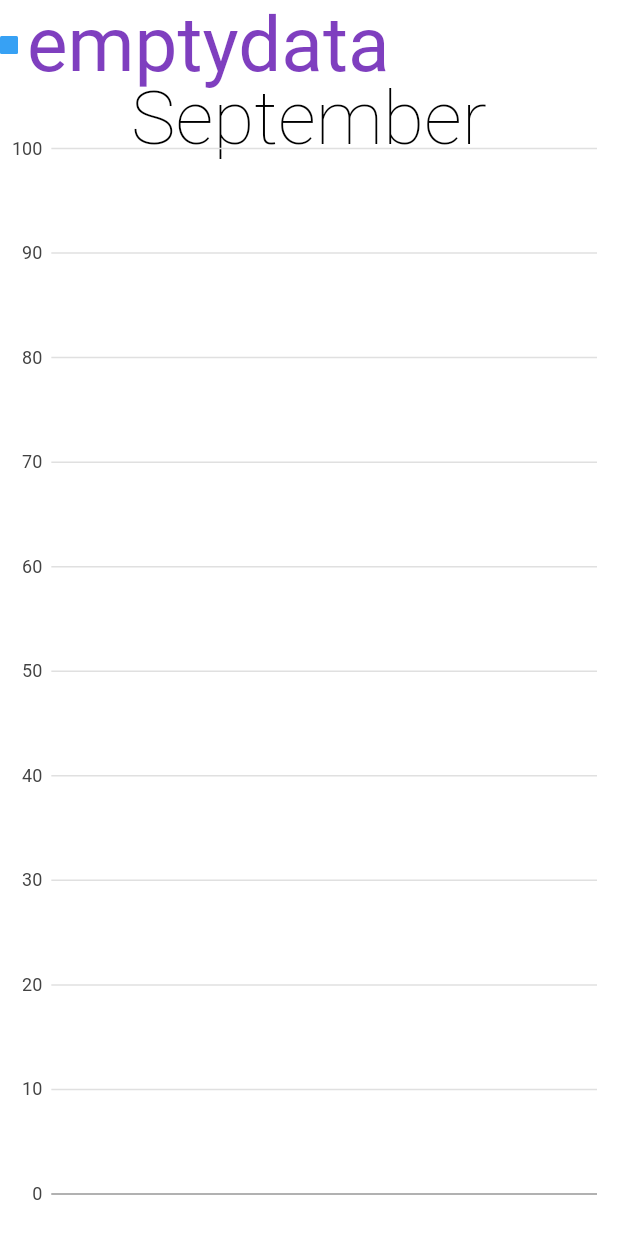
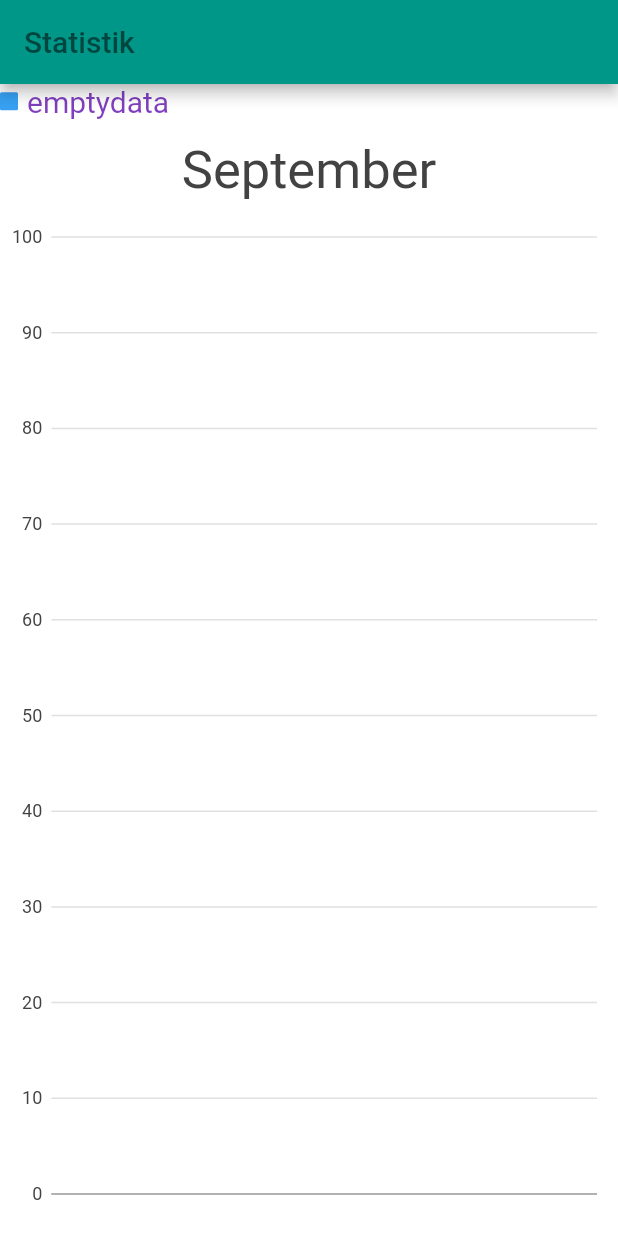
Before and after one commit to Gatai/AngryDentist, a Flutter app: the SideBarWidget widget shown alone on an empty page, opened directly, after a tap on "Statistik", on a phone screen of 412 x 824 dp. Run offline on Flutter 3.47's test engine with Material 2 defaults, Android fonts, the phone set to English and light mode, and no system bars; our stand-ins replace charts_flutter, cloud_firestore, firebase_auth, firebase_database, fluttertoast, jiffy and 1 more; accounts and stored records are empty; Roboto replaces fonts that are missing (Georgia).

Commit message:
structured out code, made a test widget that does not work now

```diff
--- a/lib/sideBar/sideBarWidget.dart
+++ b/lib/sideBar/sideBarWidget.dart
@@ -1,5 +1,6 @@
 import 'package:AngryDentist/widgets/chartsWidget.dart';
 import 'package:AngryDentist/widgets/tableCalendarWidget.dart';
+//import 'package:AngryDentist/widgets/testWidget.dart';
 import 'package:flutter/material.dart';
 
 class SideBarWidget extends StatelessWidget {
@@ -40,7 +41,8 @@ class SideBarWidget extends StatelessWidget {
               Navigator.push(
                 context,
                 MaterialPageRoute(
-                  builder: (context) => ChartsWidget()
+                  builder: (context) => ChartsWidget(),
+                //  builder: (context) => LegendWithMeasures.withSampleData(),
                 ),
               ),
             },
--- a/lib/widgets/chartsWidget.dart
+++ b/lib/widgets/chartsWidget.dart
@@ -57,23 +57,39 @@ class _ChartsWidgetState extends State<ChartsWidget> {
     return MaterialApp(
       debugShowCheckedModeBanner: false,
       home: Scaffold(
+        appBar: AppBar(
+          title: Text(
+            "Statistik",
+            style: new TextStyle(
+              color: Colors.black54,
+            ),
+          ),
+          backgroundColor: Colors.teal,
+        ),
         backgroundColor: Colors.white,
         body: Center(
           child: Stack(children: <Widget>[
-            _buildText(),
-            charts.BarChart(
+           // _buildMonthText(),
+            _buildBarChart(),
+          ]),
+        ),
+      ),
+    );
+  }
+
+  //Build the chart bar
+  Widget _buildBarChart() {
+    return charts.BarChart(
       seriesList,
       barGroupingType: charts.BarGroupingType.grouped,
       behaviors: [
-                new charts.ChartTitle('',
+          new charts.ChartTitle(month,
                     behaviorPosition: charts.BehaviorPosition.top,
-                    titleStyleSpec: charts.TextStyleSpec(fontSize: 00),
-                    titleOutsideJustification:
-                        charts.OutsideJustification.middleDrawArea,
-                    innerPadding: 120),
-                // Configures a [PercentInjector] behavior that will calculate measure
-                // values as the percentage of the total of all data that shares a
-                // domain value.
+                    titleOutsideJustification: charts.OutsideJustification.middle,
+                    titleStyleSpec: charts.TextStyleSpec(fontSize: 35),
+
+                    innerPadding: 50),
+
         new charts.SeriesLegend(
           // Positions for "start" and "end" will be left and right respectively
           // for widgets with a build context that has directionality ltr.
@@ -91,14 +107,14 @@ class _ChartsWidgetState extends State<ChartsWidget> {
           horizontalFirst: false,
           // By setting this value to 2, the legend entries will grow up to two
           // rows before adding a new column.
-                  desiredMaxRows: 2,
+          desiredMaxRows: 1,
           // This defines the padding around each legend entry.
           cellPadding: new EdgeInsets.only(right: 4.0, bottom: 4.0),
           // Render the legend entry text with custom styles.
           entryTextStyle: charts.TextStyleSpec(
               color: charts.Color(r: 127, g: 63, b: 191),
               fontFamily: 'Georgia',
-                      fontSize: 51),
+              fontSize: 20),
         )
       ],
 
@@ -122,16 +138,12 @@ class _ChartsWidgetState extends State<ChartsWidget> {
           ],
         ),
       ),
-            ),
-          ]),
-        ),
-      ),
     );
   }
 
-  Widget _buildText() {
+  Widget _buildMonthText() {
     return Container(
-      color: Colors.white,
+      color: Colors.redAccent,
       padding: EdgeInsets.all(50.0),
       child: Row(
         mainAxisAlignment: MainAxisAlignment.center,
```
Also changed, not shown: lib/widgets/testWidget.dart (added, +153 -0 lines). Lines whose indentation alone changed are shown as unchanged.
